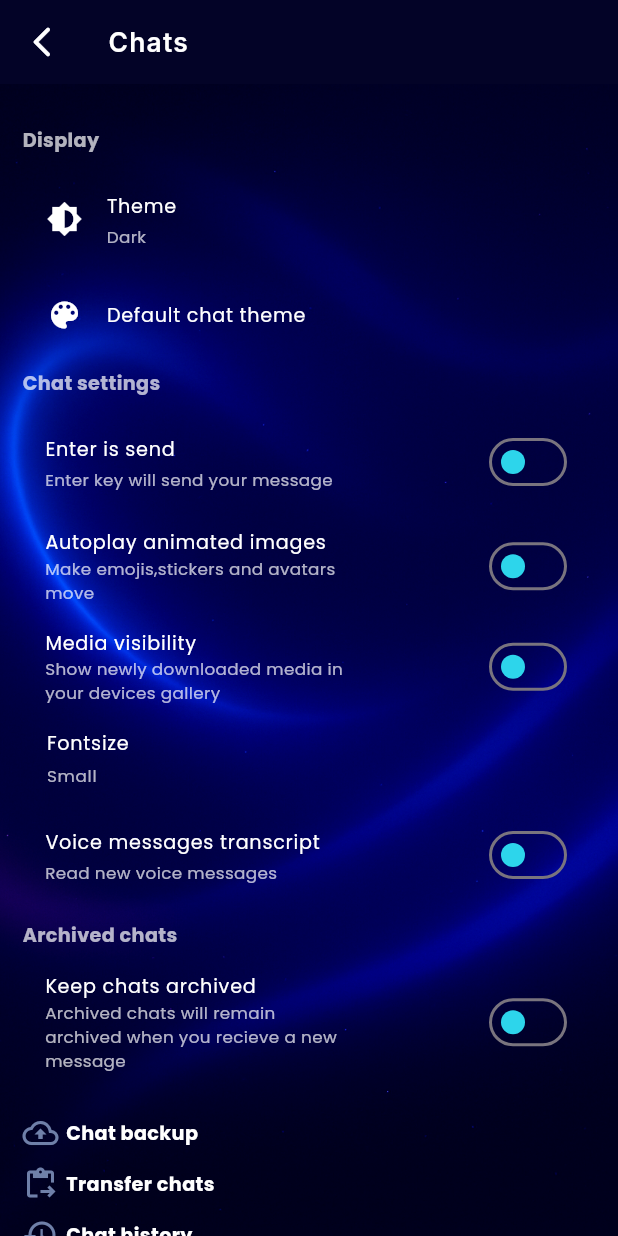
After one commit to PriyanshuYadav10/palmmessenger, a Flutter app: the ChatSettingsScreen screen opened directly, on a phone screen of 412 x 824 dp. The commit adds this screen. Run offline on Flutter 3.47's test engine with Material 3 defaults, Android fonts, the phone set to English and light mode, and no system bars; drawn by our look-alikes of oktoast; our stand-ins replace connectivity_plus, country_picker, dio, flutter_contacts, flutter_otp_text_field, get and 4 more; missing offline and left inert: razorpay_flutter; accounts and stored records are empty.

Commit message:
latest code

```diff
--- a/lib/features/presentation/screens/Dashboard/dashboard_screen.dart
+++ b/lib/features/presentation/screens/Dashboard/dashboard_screen.dart
@@ -55,7 +55,7 @@ class _DashboardScreenState extends State<DashboardScreen> {
         margin: EdgeInsets.all(16),
         padding: EdgeInsets.symmetric(vertical: 12),
         decoration: BoxDecoration(
-          color: const Color(0xFF0C0A2D), // dark translucent background
+          // color:  Colors.transparent, // dark translucent background
           borderRadius: BorderRadius.circular(24),
           border: Border.all(color: Colors.blueAccent, width: 1.5),
         ),
--- a/lib/features/presentation/screens/Dashboard/settings_screen.dart
+++ b/lib/features/presentation/screens/Dashboard/settings_screen.dart
@@ -4,7 +4,9 @@ import 'package:palmmessenger/config/theme/app_themes.dart';
 import 'package:palmmessenger/config/theme/spaces.dart';
 import 'package:palmmessenger/config/theme/textstyles.dart';
 import 'package:palmmessenger/core/constants/images.dart';
+import 'package:palmmessenger/features/presentation/screens/Dashboard/setttiings/chat_settings.dart';
 import 'package:palmmessenger/features/presentation/screens/Dashboard/setttiings/linked_devices.dart';
+import 'package:palmmessenger/features/presentation/screens/Dashboard/setttiings/lists.dart';
 import 'package:palmmessenger/features/presentation/screens/Dashboard/setttiings/my_account.dart';
 import 'package:palmmessenger/features/presentation/screens/Dashboard/setttiings/notifications_and_sound.dart';
 import 'package:palmmessenger/features/presentation/screens/Dashboard/setttiings/privacy_and_security.dart';
@@ -132,8 +134,12 @@ class _SettingsScreenState extends State<SettingsScreen> {
                           Get.to(BroadcastMessageScreen());
                         } else if (index == 2) {
                           Get.to(MyAccountScreen());
+                        } else if (index == 3) {
+                          Get.to(ListScreen());
                         } else if (index == 4) {
                           Get.to(PrivacyAndSecurityScreen());
+                        } else if (index == 5) {
+                          Get.to(ChatSettingsScreen());
                         } else if (index == 6) {
                           Get.to(NotificationAndSoundScreen());
                         } else if (index == 7) {
--- /dev/null
+++ b/lib/features/presentation/screens/Dashboard/setttiings/chat_settings.dart
@@ -0,0 +1,189 @@
+import 'package:flutter/material.dart';
+import 'package:get/get.dart';
+import 'package:palmmessenger/config/theme/app_themes.dart';
+import 'package:palmmessenger/config/theme/spaces.dart';
+import 'package:palmmessenger/config/theme/textstyles.dart';
+import 'package:palmmessenger/core/constants/images.dart';
+import 'package:palmmessenger/features/presentation/widgets/build_switch_tile.dart';
+import 'package:palmmessenger/features/presentation/widgets/build_tile.dart';
+import 'package:palmmessenger/features/presentation/widgets/section_tile.dart';
+
+class ChatSettingsScreen extends StatefulWidget {
+  const ChatSettingsScreen({super.key});
+
+  @override
+  State<ChatSettingsScreen> createState() => _ChatSettingsScreenState();
+}
+
+class _ChatSettingsScreenState extends State<ChatSettingsScreen> {
+  bool enterSend = false;
+  bool playAnimatedImages = false;
+  bool mediaVisibility = false;
+  bool voiceTranscript = false;
+  bool chatsArchive = false;
+  @override
+  Widget build(BuildContext context) {
+    return Scaffold(
+      backgroundColor: Colors.transparent,
+      appBar: AppBar(
+        backgroundColor: ColorResources.appColor,
+        automaticallyImplyLeading: false,
+        title: Text(
+          'Chats',
+          style: Styles.semiBoldTextStyle(
+            size: 22,
+            color: ColorResources.whiteColor,
+          ),
+        ),
+        leading: InkWell(
+          onTap: () {
+            Get.back();
+          },
+          child: Icon(
+            Icons.arrow_back_ios_new_rounded,
+            color: ColorResources.whiteColor,
+          ),
+        ),
+        centerTitle: false,
+      ),
+      body: Container(
+        decoration: BoxDecoration(
+          image: DecorationImage(image: AssetImage(app_bg), fit: BoxFit.cover),
+        ),
+        child: SingleChildScrollView(
+          child: SafeArea(
+            child: Padding(
+              padding: const EdgeInsets.symmetric(vertical: 20, horizontal: 15),
+              child: Column(
+                crossAxisAlignment: CrossAxisAlignment.start,
+                children: [
+                  sectionTitle("Display"),
+                  ListTile(
+                    leading: Icon(
+                      Icons.brightness_6_sharp,
+                      color: ColorResources.whiteColor,
+                    ),
+                    title: Text(
+                      "Theme",
+                      style: TextStyle(
+                        fontSize: 16,
+                        color: ColorResources.whiteColor,
+                      ),
+                    ),
+                    subtitle: Text(
+                      "Dark",
+                      style: TextStyle(
+                        fontSize: 14,
+                        color: ColorResources.subTitleColor,
+                      ),
+                    ),
+                  ),
+                  ListTile(
+                    leading: Icon(
+                      Icons.color_lens,
+                      color: ColorResources.whiteColor,
+                    ),
+                    title: Text(
+                      "Default chat theme",
+                      style: TextStyle(
+                        fontSize: 16,
+                        color: ColorResources.whiteColor,
+                      ),
+                    ),
+                  ),
+                  sectionTitle("Chat settings"),
+                  buildSwitchTile(
+                    title: "Enter is send",
+                    subtitle: "Enter key will send your message",
+                    value: enterSend,
+                    onChanged: (val) => setState(() => enterSend = val),
+                  ),
+                  buildSwitchTile(
+                    title: "Autoplay animated images",
+                    subtitle: "Make emojis,stickers and avatars\nmove",
+                    value: playAnimatedImages,
+                    onChanged:
+                        (val) => setState(() => playAnimatedImages = val),
+                  ),
+                  buildSwitchTile(
+                    title: "Media visibility",
+                    subtitle:
+                        "Show newly downloaded media in\nyour devices gallery",
+                    value: mediaVisibility,
+                    onChanged: (val) => setState(() => mediaVisibility = val),
+                  ),
+                  buildTile("Fontsize", "Small"),
+                  buildSwitchTile(
+                    title: "Voice messages transcript",
+                    subtitle: "Read new voice messages",
+                    value: voiceTranscript,
+                    onChanged: (val) => setState(() => voiceTranscript = val),
+                  ),
+                  sectionTitle("Archived chats"),
+                  buildSwitchTile(
+                    title: "Keep chats archived",
+                    subtitle:
+                        "Archived chats will remain\narchived when you recieve a new\nmessage",
+                    value: chatsArchive,
+                    onChanged: (val) => setState(() => chatsArchive = val),
+                  ),
+                  hSpace(20),
+                  Row(
+                    children: [
+                      Icon(
+                        Icons.backup_outlined,
+                        color: ColorResources.txtColor,
+                      ),
+                      SizedBox(width: 5),
+                      Text(
+                        "Chat backup",
+                        style: TextStyle(
+                          color: ColorResources.whiteColor,
+                          fontWeight: FontWeight.bold,
+                          fontSize: 16,
+                        ),
+                      ),
+                    ],
+                  ),
+                  hSpace(10),
+                  Row(
+                    children: [
+                      Icon(
+                        Icons.content_paste_go_outlined,
+                        color: ColorResources.txtColor,
+                      ),
+                      SizedBox(width: 5),
+                      Text(
+                        "Transfer chats",
+                        style: TextStyle(
+                          color: ColorResources.whiteColor,
+                          fontWeight: FontWeight.bold,
+                          fontSize: 16,
+                        ),
+                      ),
+                    ],
+                  ),
+                  hSpace(10),
+                  Row(
+                    children: [
+                      Icon(Icons.history, color: ColorResources.txtColor),
+                      SizedBox(width: 5),
+                      Text(
+                        "Chat history",
+                        style: TextStyle(
+                          color: ColorResources.whiteColor,
+                          fontWeight: FontWeight.bold,
+                          fontSize: 16,
+                        ),
+                      ),
+                    ],
+                  ),
+                ],
+              ),
+            ),
+          ),
+        ),
+      ),
+    );
+  }
+}
--- a/lib/features/presentation/widgets/build_switch_tile.dart
+++ b/lib/features/presentation/widgets/build_switch_tile.dart
@@ -8,6 +8,7 @@ Widget buildSwitchTile({
   required ValueChanged<bool> onChanged,
 }) {
   return SwitchListTile(
+    contentPadding: EdgeInsets.symmetric(horizontal: 15),
     title: Text(
       title,
       style: const TextStyle(color: ColorResources.whiteColor),
@@ -24,6 +25,5 @@ Widget buildSwitchTile({
     activeColor: ColorResources.thirdColor,
     inactiveTrackColor: Colors.transparent,
     inactiveThumbColor: ColorResources.thirdColor,
-
   );
 }
--- a/lib/main.dart
+++ b/lib/main.dart
@@ -11,6 +11,12 @@ import 'package:provider/provider.dart';
 
 
 Future<void> main() async {
+  final plainText = 'Lorem ipsum dolor sit amet, consectetur adipiscing elit';
+
+
+
+  print('plainText  $plainText');
+
   WidgetsFlutterBinding.ensureInitialized();
   await di.init();
   runApp(OKToast(
```
Also changed, not shown: lib/features/presentation/screens/Dashboard/setttiings/lists.dart (added, +123 -0 lines), lib/features/presentation/screens/Dashboard/setttiings/notifications_and_sound.dart (+6 -6 lines), 1 other file.
